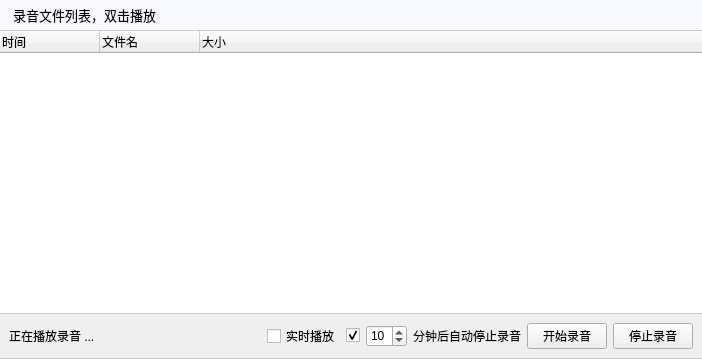
Old version of the form recorddlg.ui in the repository yzx65/RemoteControl.
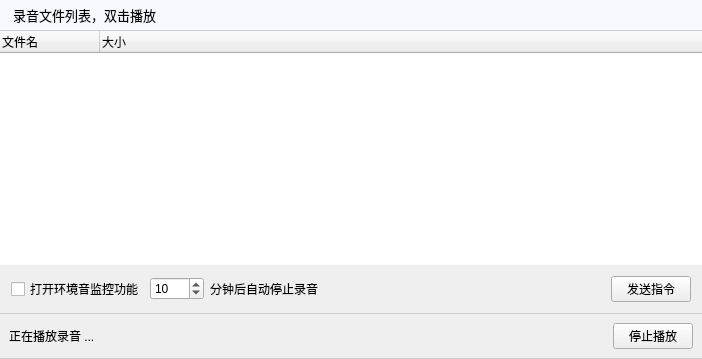
New version of the form.

Commit message: Add text config files ; Add record parser .

The edit to the form file:
```diff
--- a/recorddlg.ui
+++ b/recorddlg.ui
@@ -61,11 +61,9 @@
         <property name="frameShape">
          <enum>QFrame::NoFrame</enum>
         </property>
-        <column>
-         <property name="text">
-          <string>时间</string>
-         </property>
-        </column>
+        <property name="indentation">
+         <number>0</number>
+        </property>
         <column>
          <property name="text">
           <string>文件名</string>
@@ -78,6 +76,62 @@
         </column>
        </widget>
       </item>
+      <item>
+       <widget class="QFrame" name="frame_2">
+        <property name="frameShape">
+         <enum>QFrame::NoFrame</enum>
+        </property>
+        <property name="frameShadow">
+         <enum>QFrame::Raised</enum>
+        </property>
+        <layout class="QHBoxLayout" name="horizontalLayout_2">
+         <item>
+          <widget class="QCheckBox" name="chkOpen">
+           <property name="text">
+            <string>打开环境音监控功能</string>
+           </property>
+          </widget>
+         </item>
+         <item>
+          <widget class="QSpinBox" name="spnStopInterval">
+           <property name="maximum">
+            <number>9999</number>
+           </property>
+           <property name="value">
+            <number>10</number>
+           </property>
+          </widget>
+         </item>
+         <item>
+          <widget class="QLabel" name="label_3">
+           <property name="text">
+            <string>分钟后自动停止录音</string>
+           </property>
+          </widget>
+         </item>
+         <item>
+          <spacer name="horizontalSpacer_2">
+           <property name="orientation">
+            <enum>Qt::Horizontal</enum>
+           </property>
+           <property name="sizeHint" stdset="0">
+            <size>
+             <width>40</width>
+             <height>20</height>
+            </size>
+           </property>
+          </spacer>
+         </item>
+         <item>
+          <widget class="QPushButton" name="btnSetting">
+           <property name="text">
+            <string>发送指令</string>
+           </property>
+          </widget>
+         </item>
+        </layout>
+       </widget>
+      </item>
      </layout>
     </widget>
    </item>
@@ -116,47 +170,9 @@
        </spacer>
       </item>
       <item>
-       <widget class="QCheckBox" name="checkBox">
+       <widget class="QPushButton" name="btnStopRecord">
         <property name="text">
-         <string>实时播放</string>
-        </property>
-       </widget>
-      </item>
-      <item>
-       <widget class="QCheckBox" name="checkBox_2">
-        <property name="text">
-         <string/>
-        </property>
-        <property name="checked">
-         <bool>true</bool>
-        </property>
-       </widget>
-      </item>
-      <item>
-       <widget class="QSpinBox" name="spinBox">
-        <property name="value">
-         <number>10</number>
-        </property>
-       </widget>
-      </item>
-      <item>
-       <widget class="QLabel" name="label_3">
-        <property name="text">
-         <string>分钟后自动停止录音</string>
-        </property>
-       </widget>
-      </item>
-      <item>
-       <widget class="QPushButton" name="pushButton">
-        <property name="text">
-         <string>开始录音</string>
-        </property>
-       </widget>
-      </item>
-      <item>
-       <widget class="QPushButton" name="pushButton_2">
-        <property name="text">
-         <string>停止录音</string>
+         <string>停止播放</string>
         </property>
        </widget>
       </item>
```
Left out of the diff: 4 changed lines with no effect on the pictures. The commit also changes 102 other files.
